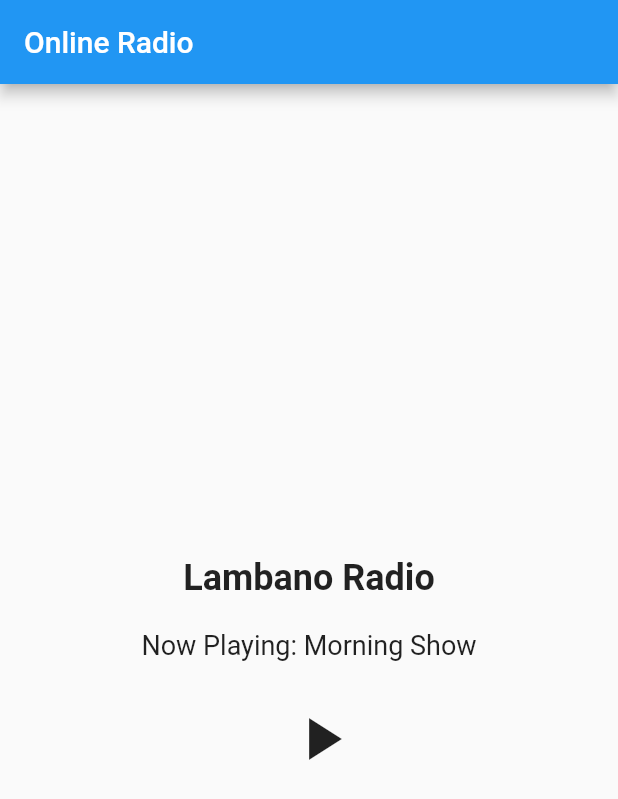
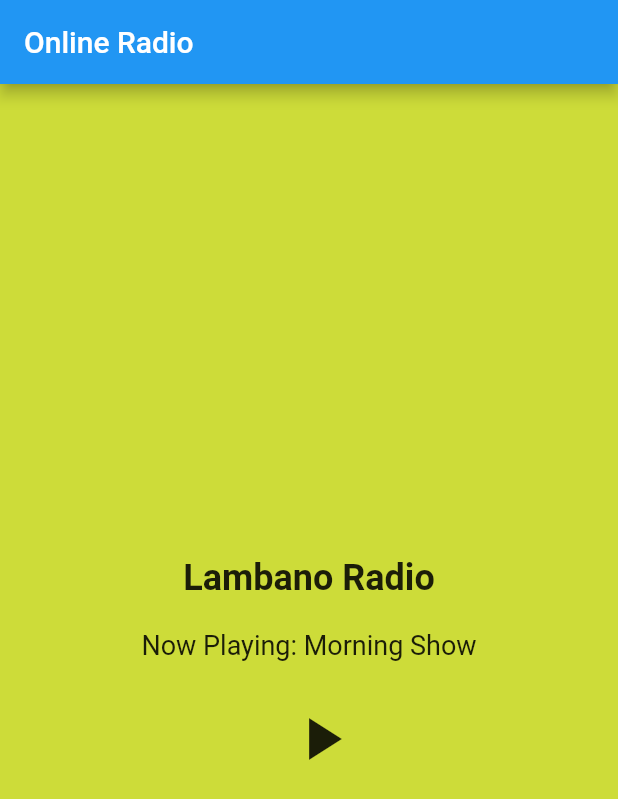
Before and after one commit to Kal-Andre/mob_radio, a Flutter app: the screen it shows after launch, after a tap on the "play arrow" icon, on a phone screen of 412 x 824 dp. Shown: the top 799 px of the screen. Run offline on Flutter 3.47's test engine with Material 2 defaults, Android fonts, the phone set to English and light mode, and no system bars; our stand-ins replace audioplayers.

Commit message:
A few color adjustments

```diff
--- a/lib/main.dart
+++ b/lib/main.dart
@@ -16,6 +16,9 @@ class _OnlineRadioAppState extends State<OnlineRadioApp> {
   late AudioPlayer audioPlayer;
   PlayerState playerState = PlayerState.STOPPED;
 
+  // Define variable for colour animation
+  Color backgroundColor = Colors.blueAccent; // Initial color
+  Color targetColor = Colors.lime; // Target color
   @override
   void initState() {
     super.initState();
@@ -23,6 +26,8 @@ class _OnlineRadioAppState extends State<OnlineRadioApp> {
     audioPlayer.onPlayerStateChanged.listen((state) {
       setState(() {
         playerState = state;
+        // Change the target color based on the player state
+        targetColor = (state == PlayerState.PLAYING) ? Colors.lime : Colors.blueAccent;
       });
     });
   }
@@ -46,9 +51,51 @@ class _OnlineRadioAppState extends State<OnlineRadioApp> {
   Widget build(BuildContext context) {
     return Scaffold(
       appBar: AppBar(
-        title: const Text("Online Radio"),
+        title: const Text("Online Radio")
       ),
-      body: Center(
+
+      // Wrap your content with an AnimatedContainer
+         body: AnimatedContainer(
+        duration: const Duration(milliseconds: 500), // Duration of the color transition
+        color: backgroundColor, // Set the background color
+        child: Center(
+          child: Column(
+            mainAxisAlignment: MainAxisAlignment.center,
+            crossAxisAlignment: CrossAxisAlignment.center,
+            children: [
+              Text(
+                stationName,
+                style: const TextStyle(fontSize: 24, fontWeight: FontWeight.bold),
+              ),
+              const SizedBox(height: 20),
+              Text(
+                "Now Playing: $currentProgram",
+                style: const TextStyle(fontSize: 18),
+              ),
+              const SizedBox(height: 20),
+              IconButton(
+                icon: Icon(
+                  playerState == PlayerState.PLAYING
+                      ? Icons.pause
+                      : Icons.play_arrow,
+                  size: 48,
+                ),
+                onPressed: () {
+                  playOrPause();
+                  setState(() {
+                    // Update the background color when the button is pressed
+                    backgroundColor = targetColor;
+                  });
+                },
+              ),
+            ],
+          ),
+        ),
+      ),
+    );
+  }
+}
+      /*body: Center(
         child: Column(
           mainAxisAlignment: MainAxisAlignment.center,
           crossAxisAlignment: CrossAxisAlignment.center,
@@ -77,10 +124,11 @@ class _OnlineRadioAppState extends State<OnlineRadioApp> {
       ),
     );
   }
-}
+}*/
 
 void main() {
   runApp(const MaterialApp(
     home: OnlineRadioApp(),
+    debugShowCheckedModeBanner: false,
   ));
 }
```
